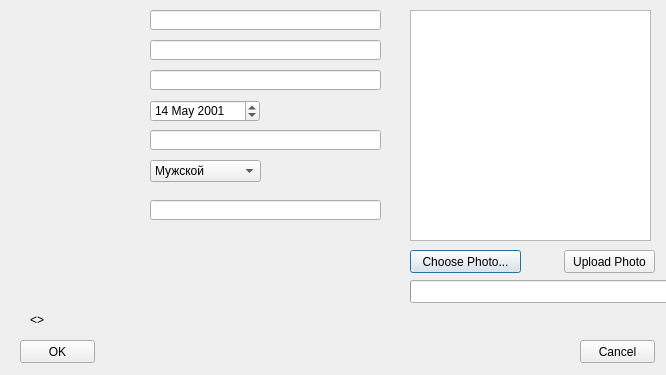
Before: the Qt Designer form editpatientdialog.ui in nikifor511/hhospital, drawn with Qt 5.
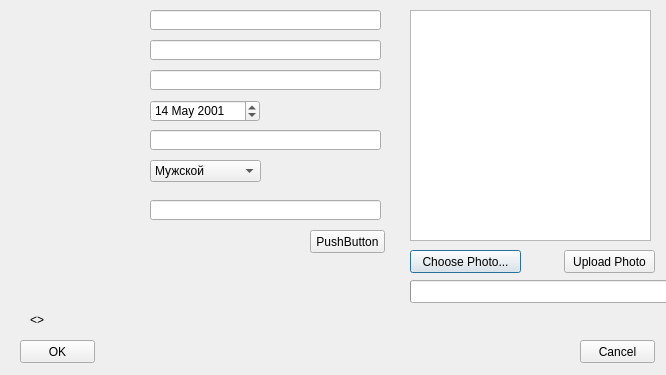
After: the same form once the commit is applied.

What changed in the file:
```diff
--- a/editpatientdialog.ui
+++ b/editpatientdialog.ui
@@ -209,6 +209,19 @@
     <string/>
    </property>
   </widget>
+  <widget class="QPushButton" name="pushButton">
+   <property name="geometry">
+    <rect>
+     <x>310</x>
+     <y>230</y>
+     <width>75</width>
+     <height>23</height>
+    </rect>
+   </property>
+   <property name="text">
+    <string>PushButton</string>
+   </property>
+  </widget>
  </widget>
  <resources/>
  <connections/>
```
